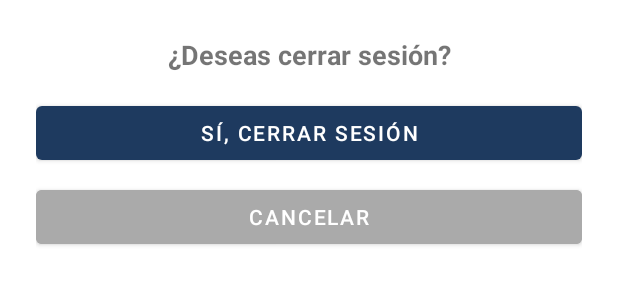
After one commit to danielcontreras205/appstraAPK, an Android app: the layout modal_cerrar_sesion.xml on its own in the app's theme, with its tools: preview values and no code run, on a phone screen of 412 x 824 dp. The commit adds this screen. Shown: the top 300 px of the screen. Run offline under Robolectric (Android 15) with nearby library versions, the phone set to English and light mode, and no system bars.

Commit message:
se crea modal

```diff
--- /dev/null
+++ b/app/src/main/res/layout/modal_cerrar_sesion.xml
@@ -0,0 +1,40 @@
+<?xml version="1.0" encoding="utf-8"?>
+<androidx.constraintlayout.widget.ConstraintLayout xmlns:android="http://schemas.android.com/apk/res/android"
+    android:layout_width="match_parent"
+    android:layout_height="match_parent">
+
+    <!-- bottom_sheet_cerrar_sesion.xml -->
+    <LinearLayout xmlns:android="http://schemas.android.com/apk/res/android"
+        android:layout_width="match_parent"
+        android:layout_height="wrap_content"
+        android:orientation="vertical"
+        android:padding="24dp">
+
+        <TextView
+            android:id="@+id/tvMensaje"
+            android:layout_width="match_parent"
+            android:layout_height="wrap_content"
+            android:text="¿Deseas cerrar sesión?"
+            android:textSize="18sp"
+            android:textStyle="bold"
+            android:gravity="center"
+            android:paddingBottom="16dp"/>
+
+        <Button
+            android:id="@+id/btnConfirmarCerrar"
+            android:layout_width="match_parent"
+            android:layout_height="wrap_content"
+            android:text="Sí, cerrar sesión" />
+
+        <Button
+            android:id="@+id/btnCancelar"
+            android:layout_width="match_parent"
+            android:layout_height="wrap_content"
+            android:text="Cancelar"
+            android:backgroundTint="@android:color/darker_gray"
+            android:textColor="@android:color/white"
+            android:layout_marginTop="8dp"/>
+    </LinearLayout>
+
+
+</androidx.constraintlayout.widget.ConstraintLayout>
```
Also changed, not shown: app/src/main/java/com/example/login/presentation/home/HomeFragment.kt (+23 -4 lines).
